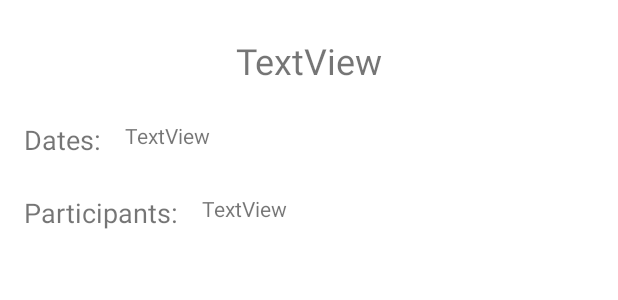
After one commit to rongoldinfeld/trippy, an Android app: the layout fragment_trip_details.xml on its own in the app's theme, with its tools: preview values and no code run, on a phone screen of 412 x 824 dp. The commit adds this screen. Shown: the top 300 px of the screen. Run offline under Robolectric (Android 15) with nearby library versions, the phone set to English and light mode, and no system bars.

Commit message:
added trip details page, need to add trip locations

```diff
--- a/app/src/main/java/com/colman/trippy/View/CreateTrip/CreateTripFragment.java
+++ b/app/src/main/java/com/colman/trippy/View/CreateTrip/CreateTripFragment.java
@@ -215,7 +215,8 @@ public class CreateTripFragment extends Fragment implements AdapterView.OnItemSe
                         fromDate,
                         untilDate,
                         privateSwitch.isChecked(),
-                        updatedLocations), () -> Navigation.findNavController(saveTripBtn).popBackStack());
+                        updatedLocations,
+                        true), () -> Navigation.findNavController(saveTripBtn).popBackStack());
             }
 
             @Override
--- /dev/null
+++ b/app/src/main/res/drawable/ic_baseline_edit_24.xml
@@ -0,0 +1,10 @@
+<vector xmlns:android="http://schemas.android.com/apk/res/android"
+    android:width="24dp"
+    android:height="24dp"
+    android:viewportWidth="24"
+    android:viewportHeight="24"
+    android:tint="?attr/colorControlNormal">
+  <path
+      android:fillColor="@android:color/white"
+      android:pathData="M3,17.25V21h3.75L17.81,9.94l-3.75,-3.75L3,17.25zM20.71,7.04c0.39,-0.39 0.39,-1.02 0,-1.41l-2.34,-2.34c-0.39,-0.39 -1.02,-0.39 -1.41,0l-1.83,1.83 3.75,3.75 1.83,-1.83z"/>
+</vector>
--- /dev/null
+++ b/app/src/main/res/layout/fragment_trip_details.xml
@@ -0,0 +1,114 @@
+<?xml version="1.0" encoding="utf-8"?>
+<androidx.constraintlayout.widget.ConstraintLayout xmlns:android="http://schemas.android.com/apk/res/android"
+    xmlns:app="http://schemas.android.com/apk/res-auto"
+    xmlns:tools="http://schemas.android.com/tools"
+    android:id="@+id/frameLayout5"
+    android:layout_width="match_parent"
+    android:layout_height="match_parent"
+    tools:context=".View.TripDetails.TripDetailsFragment">
+
+    <ImageView
+        android:id="@+id/trip_details_private_lock"
+        android:layout_width="wrap_content"
+        android:layout_height="56dp"
+        android:layout_marginEnd="24dp"
+        android:layout_marginTop="8dp"
+        android:src="@drawable/ic_lock"
+        android:visibility="invisible"
+        app:layout_constraintEnd_toEndOf="parent"
+        app:layout_constraintHorizontal_chainStyle="spread_inside"
+        app:layout_constraintTop_toTopOf="parent"/>
+
+    <ImageView
+        android:id="@+id/trip_details_edit"
+        android:layout_width="wrap_content"
+        android:layout_height="56dp"
+        android:layout_marginEnd="16dp"
+        android:layout_marginTop="8dp"
+        android:src="@drawable/ic_baseline_edit_24"
+        android:visibility="invisible"
+        app:layout_constraintEnd_toEndOf="parent"
+        app:layout_constraintEnd_toStartOf="@+id/trip_details_private_lock"
+        app:layout_constraintHorizontal_chainStyle="spread_inside"
+        app:layout_constraintTop_toTopOf="parent" />
+
+    <ImageView
+        android:id="@+id/trip_details_delete"
+        android:layout_width="wrap_content"
+        android:layout_height="56dp"
+        android:layout_marginEnd="16dp"
+        android:layout_marginTop="8dp"
+        android:src="@drawable/ic_baseline_delete_24"
+        android:visibility="invisible"
+        app:layout_constraintEnd_toStartOf="@+id/trip_details_edit"
+        app:layout_constraintHorizontal_chainStyle="spread_inside"
+        app:layout_constraintTop_toTopOf="parent" />
+
+    <TextView
+        android:id="@+id/trip_details_name"
+        android:layout_width="wrap_content"
+        android:layout_height="wrap_content"
+        android:layout_marginEnd="24dp"
+        android:layout_marginStart="24dp"
+        android:layout_marginTop="24dp"
+        android:editable="false"
+        android:text="TextView"
+        android:textSize="24sp"
+        app:layout_constraintEnd_toEndOf="parent"
+        app:layout_constraintStart_toStartOf="parent"
+        app:layout_constraintTop_toTopOf="parent" />
+
+    <TextView
+        android:id="@+id/trip_detail_date_title"
+        android:layout_width="wrap_content"
+        android:layout_height="wrap_content"
+        android:layout_marginStart="16dp"
+        android:layout_marginTop="24dp"
+        android:text="@string/dates_title"
+        android:textSize="18sp"
+        app:layout_constraintStart_toStartOf="parent"
+        app:layout_constraintTop_toBottomOf="@id/trip_details_name" />
+
+    <TextView
+        android:id="@+id/trip_detail_participants_title"
+        android:layout_width="wrap_content"
+        android:layout_height="wrap_content"
+        android:layout_marginStart="16dp"
+        android:layout_marginTop="24dp"
+        android:text="@string/participants_title"
+        android:textSize="18sp"
+        app:layout_constraintStart_toStartOf="parent"
+        app:layout_constraintTop_toBottomOf="@+id/trip_detail_date_title" />
+
+    <TextView
+        android:id="@+id/trip_detail_dates"
+        android:layout_width="wrap_content"
+        android:layout_height="wrap_content"
+        android:layout_marginStart="16dp"
+        android:layout_marginTop="24dp"
+        android:text="TextView"
+        app:layout_constraintStart_toEndOf="@+id/trip_detail_date_title"
+        app:layout_constraintTop_toBottomOf="@id/trip_details_name" />
+
+    <TextView
+        android:id="@+id/trip_detail_participants"
+        android:layout_width="wrap_content"
+        android:layout_height="wrap_content"
+        android:layout_marginStart="16dp"
+        android:layout_marginTop="24dp"
+        android:editable="false"
+        android:text="TextView"
+        app:layout_constraintStart_toEndOf="@+id/trip_detail_participants_title"
+        app:layout_constraintTop_toBottomOf="@id/trip_detail_date_title" />
+
+    <androidx.recyclerview.widget.RecyclerView
+        android:layout_width="match_parent"
+        android:layout_height="194dp"
+        android:layout_marginEnd="16dp"
+        android:layout_marginStart="16dp"
+        android:layout_marginTop="24dp"
+        app:layout_constraintEnd_toEndOf="parent"
+        app:layout_constraintStart_toStartOf="parent"
+        app:layout_constraintTop_toBottomOf="@id/trip_detail_participants_title" />
+
+</androidx.constraintlayout.widget.ConstraintLayout>
--- a/app/src/main/res/values/strings.xml
+++ b/app/src/main/res/values/strings.xml
@@ -11,4 +11,6 @@
     <string name="toggle_private">Private</string>
     <string name="edit_image">Edit Image</string>
     <string name="search_trip">Search trips</string>
+    <string name="dates_title">Dates:</string>
+    <string name="participants_title">Participants:</string>
 </resources>
```
Also changed, not shown: app/src/main/java/com/colman/trippy/Firebase/TripFirebaseModel.java (+8 -2 lines), app/src/main/java/com/colman/trippy/Model/Trip.java (+17 -2 lines), app/src/main/java/com/colman/trippy/View/Home/Profile/UserProfileFragment.java (+20 -10 lines), app/src/main/java/com/colman/trippy/View/Home/Search/TripSearchFragment.java (+12 -1 lines), app/src/main/java/com/colman/trippy/View/TripDetails/TripDetailsFragment.java (added, +69 -0 lines), app/src/main/res/navigation/nav_graph.xml (+17 -1 lines), 1 other file.
